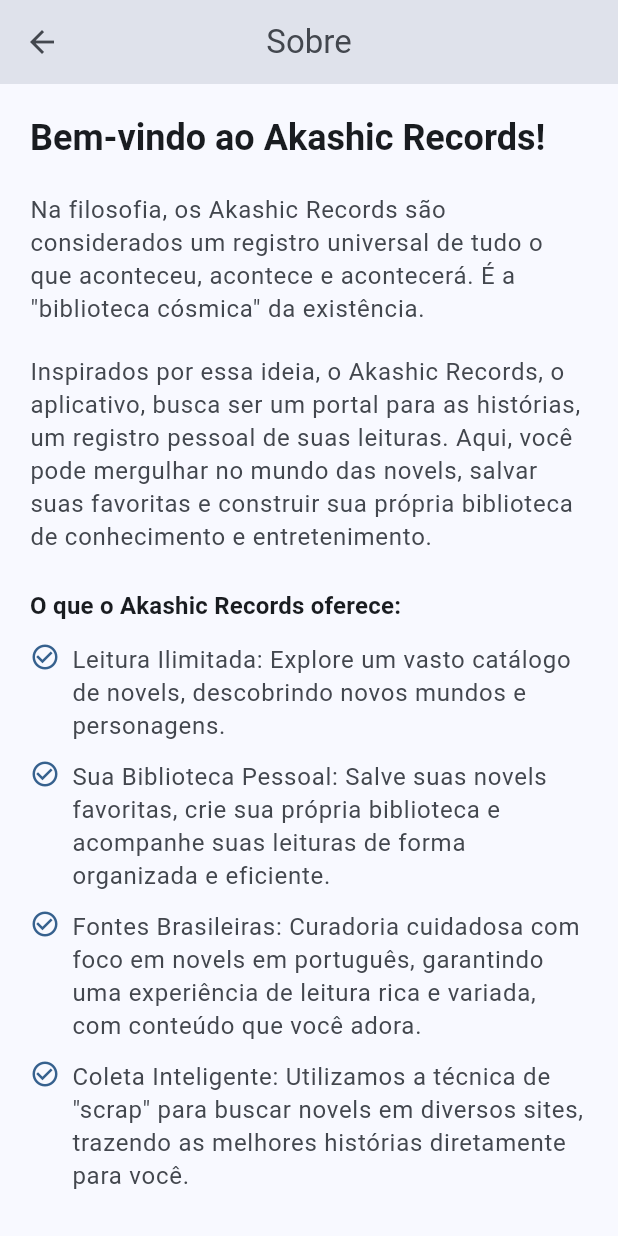
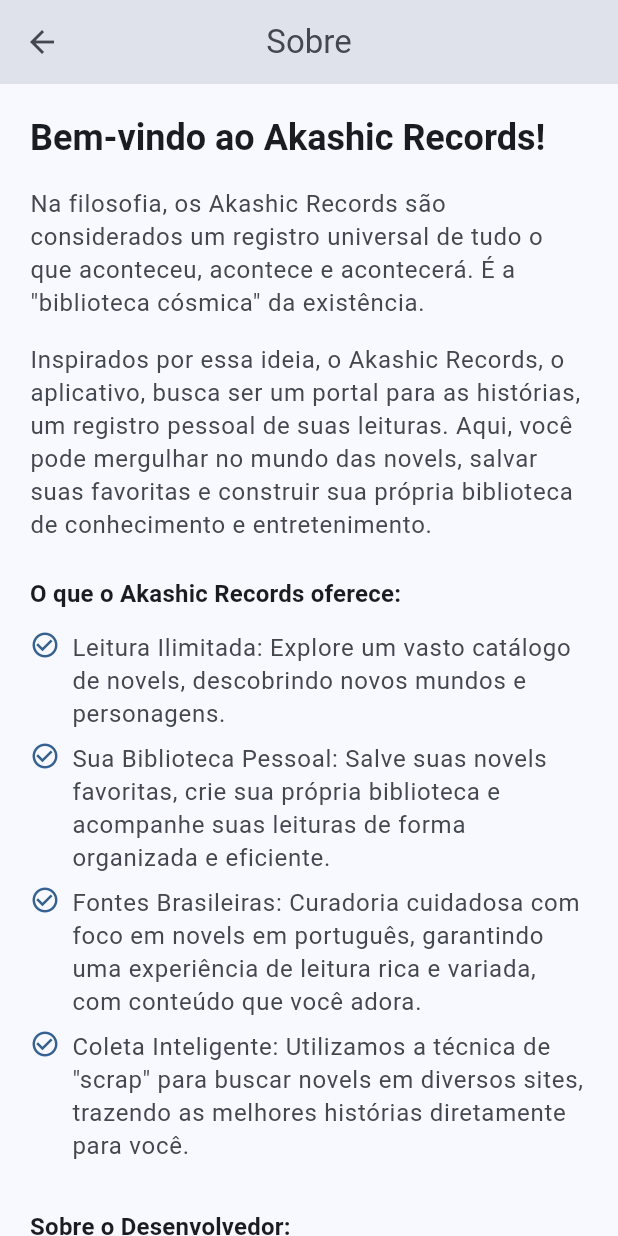
Before and after one commit to Luiz-eduardp/akashic_records, a Flutter app: the AboutScreen screen opened directly, on a phone screen of 412 x 824 dp. Run offline on Flutter 3.47's test engine with Material 3 defaults, Android fonts, the phone set to English and light mode, and no system bars; our stand-ins replace cached_network_image, cookie_jar, flutter_advanced_drawer, flutter_html, flutter_markdown, google_fonts and 5 more; missing offline and left inert: flutter_code_editor, highlight; accounts and stored records are empty; network calls fail.

Commit message:
refactor(about_screen): improve AboutScreen layout
- Replaced _buildFeatureItem with _FeatureItem
- Extracted _SectionTitle widget
- Extracted _LinkText widget
- Improved spacing and layout
- Updated SizedBox heights

```diff
--- a/lib/screens/about/about_screen.dart
+++ b/lib/screens/about/about_screen.dart
@@ -31,7 +31,7 @@ class AboutScreen extends StatelessWidget {
                   color: theme.colorScheme.onSurface,
                 ),
               ),
-              const SizedBox(height: 20),
+              const SizedBox(height: 16),
               Text(
                 'Na filosofia, os Akashic Records são considerados um registro universal de tudo o que aconteceu, acontece e acontecerá. É a "biblioteca cósmica" da existência.'
                     .translate,
@@ -40,7 +40,7 @@ class AboutScreen extends StatelessWidget {
                   height: 1.4,
                 ),
               ),
-              const SizedBox(height: 20),
+              const SizedBox(height: 16),
               Text(
                 'Inspirados por essa ideia, o Akashic Records, o aplicativo, busca ser um portal para as histórias, um registro pessoal de suas leituras. Aqui, você pode mergulhar no mundo das novels, salvar suas favoritas e construir sua própria biblioteca de conhecimento e entretenimento.'
                     .translate,
@@ -50,42 +50,39 @@ class AboutScreen extends StatelessWidget {
                 ),
               ),
               const SizedBox(height: 24),
-              Text(
-                'O que o Akashic Records oferece:'.translate,
-                style: theme.textTheme.titleMedium?.copyWith(
-                  fontWeight: FontWeight.w600,
-                  color: theme.colorScheme.onSurface,
-                ),
+
+              _SectionTitle(
+                title: 'O que o Akashic Records oferece:'.translate,
               ),
               const SizedBox(height: 12),
-              _buildFeatureItem(
-                theme,
+              _FeatureItem(
+                text:
                     'Leitura Ilimitada: Explore um vasto catálogo de novels, descobrindo novos mundos e personagens.'
                         .translate,
+                theme: theme,
               ),
-              _buildFeatureItem(
-                theme,
+              _FeatureItem(
+                text:
                     'Sua Biblioteca Pessoal: Salve suas novels favoritas, crie sua própria biblioteca e acompanhe suas leituras de forma organizada e eficiente.'
                         .translate,
+                theme: theme,
               ),
-              _buildFeatureItem(
-                theme,
+              _FeatureItem(
+                text:
                     'Fontes Brasileiras: Curadoria cuidadosa com foco em novels em português, garantindo uma experiência de leitura rica e variada, com conteúdo que você adora.'
                         .translate,
+                theme: theme,
               ),
-              _buildFeatureItem(
-                theme,
+              _FeatureItem(
+                text:
                     'Coleta Inteligente: Utilizamos a técnica de "scrap" para buscar novels em diversos sites, trazendo as melhores histórias diretamente para você.'
                         .translate,
+                theme: theme,
               ),
+
               const SizedBox(height: 24),
-              Text(
-                'Sobre o Desenvolvedor:'.translate,
-                style: theme.textTheme.titleMedium?.copyWith(
-                  fontWeight: FontWeight.w600,
-                  color: theme.colorScheme.onSurface,
-                ),
-              ),
+
+              _SectionTitle(title: 'Sobre o Desenvolvedor:'.translate),
               const SizedBox(height: 12),
               Text(
                 'Luiz Eduardo, desenvolvedor Fullstack com experiência em Magento, PHP, Flutter, Dart, Vue, React, Native, TypeScript, JavaScript e Python.'
@@ -95,18 +92,15 @@ class AboutScreen extends StatelessWidget {
                   height: 1.4,
                 ),
               ),
-              const SizedBox(height: 12),
-              InkWell(
-                onTap: () => _launchURL('https://github.com/Luiz-eduardp'),
-                child: Text(
-                  'Github: https://github.com/Luiz-eduardp',
-                  style: TextStyle(
-                    color: theme.colorScheme.primary,
-                    decoration: TextDecoration.underline,
+              const SizedBox(height: 8),
+              _LinkText(
+                url: 'https://github.com/Luiz-eduardp',
+                text: 'Github: https://github.com/Luiz-eduardp',
+                theme: theme,
               ),
-                ),
-              ),
+
               const SizedBox(height: 24),
+
               Text(
                 'Agradecemos a você por usar o Akashic Records. Explore, descubra novas histórias e compartilhe suas impressões! Seu feedback é muito importante para continuarmos melhorando.'
                     .translate,
@@ -122,10 +116,36 @@ class AboutScreen extends StatelessWidget {
       ),
     );
   }
+}
 
-  Widget _buildFeatureItem(ThemeData theme, String text) {
+class _SectionTitle extends StatelessWidget {
+  final String title;
+
+  const _SectionTitle({required this.title});
+
+  @override
+  Widget build(BuildContext context) {
+    final theme = Theme.of(context);
+    return Text(
+      title,
+      style: theme.textTheme.titleMedium?.copyWith(
+        fontWeight: FontWeight.w600,
+        color: theme.colorScheme.onSurface,
+      ),
+    );
+  }
+}
+
+class _FeatureItem extends StatelessWidget {
+  final String text;
+  final ThemeData theme;
+
+  const _FeatureItem({required this.text, required this.theme});
+
+  @override
+  Widget build(BuildContext context) {
     return Padding(
-      padding: const EdgeInsets.only(bottom: 12.0),
+      padding: const EdgeInsets.only(bottom: 8.0),
       child: Row(
         crossAxisAlignment: CrossAxisAlignment.start,
         children: [
@@ -148,6 +168,28 @@ class AboutScreen extends StatelessWidget {
       ),
     );
   }
+}
+
+class _LinkText extends StatelessWidget {
+  final String url;
+  final String text;
+  final ThemeData theme;
+
+  const _LinkText({required this.url, required this.text, required this.theme});
+
+  @override
+  Widget build(BuildContext context) {
+    return InkWell(
+      onTap: () => _launchURL(url),
+      child: Text(
+        text,
+        style: TextStyle(
+          color: theme.colorScheme.primary,
+          decoration: TextDecoration.underline,
+        ),
+      ),
+    );
+  }
 
   Future<void> _launchURL(String url) async {
     final Uri uri = Uri.parse(url);
```
Lines whose indentation alone changed are shown as unchanged.
